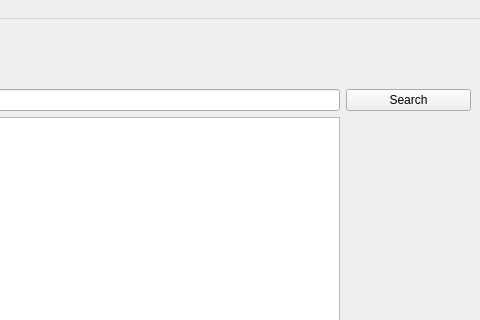
Above: nba_game/mainwindow.ui from Razorlance/dsba-itop2022-hw before the change; both pictures show x 416 to 896 and y 0 to 320 of the 896 by 559 pixel window. Below: the same form after it.
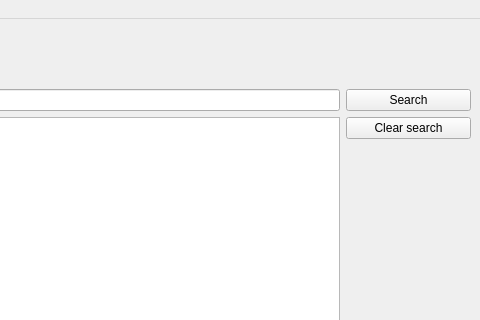
That is the form after the change.

Patch:
```diff
--- a/nba_game/mainwindow.ui
+++ b/nba_game/mainwindow.ui
@@ -62,6 +62,13 @@
         </item>
         <item>
          <layout class="QVBoxLayout" name="verticalLayout">
+          <item>
+           <widget class="QPushButton" name="pushButton_2">
+            <property name="text">
+             <string>Clear search</string>
+            </property>
+           </widget>
+          </item>
           <item>
            <spacer name="verticalSpacer">
             <property name="orientation">
```
